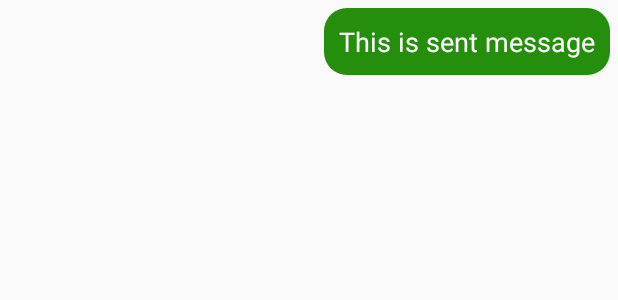
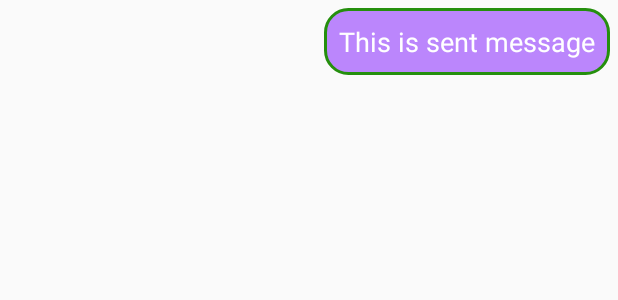
Before and after one commit to thanhhieu995/appChat, an Android app: the layout sent.xml on its own in the app's theme, with its tools: preview values and no code run, on a phone screen of 412 x 824 dp. Shown: the top 300 px of the screen. Run offline under Robolectric (Android 15) with nearby library versions, the phone set to English and light mode, and no system bars.

```diff
--- /dev/null
+++ b/app/src/main/res/drawable/text_receive_background.xml
@@ -0,0 +1,6 @@
+<?xml version="1.0" encoding="utf-8"?>
+<shape xmlns:android="http://schemas.android.com/apk/res/android">
+    <corners android:radius="15dp"/>
+    <stroke android:color="@color/green"
+        android:width="2dp"/>
+</shape>
--- /dev/null
+++ b/app/src/main/res/drawable/text_sent_background.xml
@@ -0,0 +1,7 @@
+<?xml version="1.0" encoding="utf-8"?>
+<shape xmlns:android="http://schemas.android.com/apk/res/android">
+    <corners android:radius="15dp"/>
+    <stroke android:color="@color/green"
+        android:width="2dp"/>
+    <solid android:color="@color/purple_200"/>
+</shape>
--- a/app/src/main/res/layout/activity_chat.xml
+++ b/app/src/main/res/layout/activity_chat.xml
@@ -30,6 +30,7 @@
             android:layout_height="50dp"
             android:layout_weight="80"
             android:layout_marginLeft="10dp"
+            android:padding="10dp"
             android:background="@drawable/message_box_background"
             android:hint="Type a message" />
 
--- a/app/src/main/res/layout/receive.xml
+++ b/app/src/main/res/layout/receive.xml
@@ -8,13 +8,14 @@
         android:layout_height="wrap_content"
         android:layout_marginLeft="5dp"
         android:layout_marginTop="5dp"
-        android:background="@drawable/message_box_background">
+        android:background="@drawable/text_receive_background">
 
         <TextView
             android:id="@+id/txt_receive_message"
             android:layout_width="wrap_content"
             android:layout_height="wrap_content"
             android:text="This is receive message"
+            android:padding="10dp"
             android:textSize="18sp" />
 
     </RelativeLayout>
--- a/app/src/main/res/layout/sent.xml
+++ b/app/src/main/res/layout/sent.xml
@@ -5,7 +5,7 @@
 
     <RelativeLayout
         android:layout_width="wrap_content"
-        android:background="@drawable/btn_background"
+        android:background="@drawable/text_sent_background"
         android:layout_alignParentRight="true"
         android:layout_marginRight="5dp"
         android:layout_marginTop="5dp"
```
Also changed, not shown: app/src/main/java/com/example/chatapp/chat/ChatActivity.kt (+8 -4 lines).
